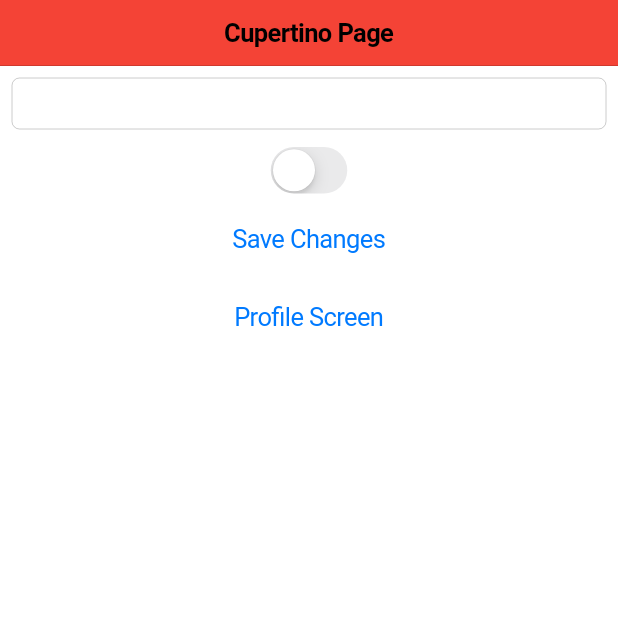
After one commit to nishiket04/Mobile-Training-Flutter-2025, a Flutter app: the screen it shows after launch, after a tap on "Cupertino Task", on a phone screen of 412 x 824 dp, the top half of it. The commit adds this screen. Run offline on Flutter 3.47's test engine with Material 3 defaults, Android fonts, the phone set to English and light mode, and no system bars.

Commit message:
cupertino task

```diff
--- /dev/null
+++ b/lib/Cupertino/cupertino_task.dart
@@ -0,0 +1,87 @@
+import 'package:flutter/cupertino.dart';
+import 'package:flutter/material.dart';
+import 'package:flutter_task/Cupertino/profile_page.dart';
+
+class Cupertino extends StatefulWidget {
+  const Cupertino({super.key});
+
+  @override
+  State<StatefulWidget> createState() => _Cupertino();
+}
+
+class _Cupertino extends State<Cupertino> {
+  bool val = false;
+
+  @override
+  Widget build(BuildContext context) {
+    return CupertinoApp(
+      theme: CupertinoThemeData(brightness: Brightness.light),
+      debugShowCheckedModeBanner: false,
+      home: _Page(context),
+    );
+  }
+
+  CupertinoPageScaffold _Page(BuildContext context) {
+    return CupertinoPageScaffold(
+      backgroundColor: Colors.white,
+      navigationBar: CupertinoNavigationBar(
+        backgroundColor: Colors.red,
+        automaticBackgroundVisibility: false,
+        middle: const Text("Cupertino Page"),
+      ),
+      child: Column(
+        children: [
+          Padding(
+            padding: const EdgeInsets.all(8.0),
+            child: CupertinoTextField(),
+          ),
+          CupertinoSwitch(
+            value: val,
+            activeTrackColor: CupertinoColors.activeBlue,
+            onChanged: (bool? value) {
+              setState(() {
+                val = value ?? true;
+              });
+            },
+          ),
+          CupertinoButton(
+            child: Text("Save Changes"),
+            onPressed: () {
+              showCupertinoDialog(
+                context: context,
+                builder:
+                    (BuildContext context) => CupertinoAlertDialog(
+                      title: const Text('Alert'),
+                      content: const Text('Proceed with destructive action?'),
+                      actions: <CupertinoDialogAction>[
+                        CupertinoDialogAction(
+                          isDefaultAction: true,
+                          onPressed: () {
+                            Navigator.pop(context);
+                          },
+                          child: const Text('No'),
+                        ),
+                        CupertinoDialogAction(
+                          isDestructiveAction: true,
+                          onPressed: () {
+                            Navigator.pop(context);
+                          },
+                          child: const Text('Yes'),
+                        ),
+                      ],
+                    ),
+              );
+            },
+          ),
+          CupertinoButton(child: Text("Profile Screen"), onPressed: () {
+            Navigator.push(
+              context,
+              CupertinoPageRoute(builder: (context) => ProfilePage()),
+            );
+
+          }),
+        ],
+      ),
+    );
+  }
+}
--- /dev/null
+++ b/lib/Cupertino/profile_page.dart
@@ -0,0 +1,27 @@
+import 'package:flutter/cupertino.dart';
+import 'package:flutter/material.dart';
+
+class ProfilePage extends StatefulWidget {
+  @override
+  State<StatefulWidget> createState() => _ProfilePage();
+}
+
+class _ProfilePage extends State<ProfilePage> {
+  @override
+  Widget build(BuildContext context) {
+    return CupertinoApp(
+      debugShowCheckedModeBanner: false,
+      home: SafeArea(
+        child: CupertinoPageScaffold(
+          navigationBar: CupertinoNavigationBar(
+            automaticBackgroundVisibility: false,
+            automaticallyImplyLeading: true,
+            leading: Icon(CupertinoIcons.back),
+          ),
+          backgroundColor: Colors.white,
+          child: Center(child: Text("profile Page")),
+        ),
+      ),
+    );
+  }
+}
--- a/lib/main.dart
+++ b/lib/main.dart
@@ -1,4 +1,5 @@
 import 'package:flutter/material.dart';
+import 'package:flutter_task/Cupertino/cupertino_task.dart';
 import 'package:flutter_task/images_fonts/images_fonts_task.dart';
 import 'package:flutter_task/material_widget/material_widget.dart';
 
@@ -21,7 +22,8 @@ class MyApp extends StatelessWidget {
       home: const MyHomePage(title: 'Flutter Demo Home Page'),
       routes: {
         "/imageFontsView": (context) => const ImageFonts(),
-        "/materialWidgetView": (context) => const MaterialWidget()
+        "/materialWidgetView": (context) => const MaterialWidget(),
+        "/cupertinoView": (context) => const Cupertino()
       },
     );
   }
@@ -63,6 +65,15 @@ class _MyHomePageState extends State<MyHomePage> {
                 style: ButtonStyle(
                   backgroundColor: WidgetStatePropertyAll(Colors.cyan),
                 ),
+              ),
+              TextButton(
+                onPressed: () {
+                  Navigator.pushNamed(context, '/cupertinoView');
+                },
+                child: Text("Cupertino Task", textAlign: TextAlign.center,style: TextStyle(color: Colors.black87),),
+                style: ButtonStyle(
+                  backgroundColor: WidgetStatePropertyAll(Colors.cyan),
+                ),
               )
             ],
           ),
```
